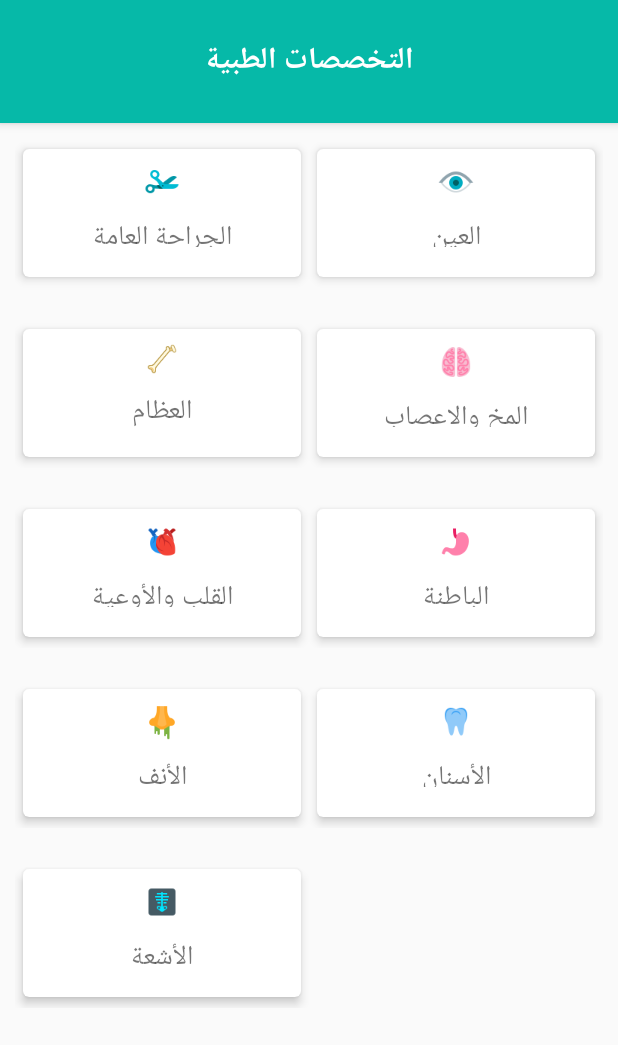
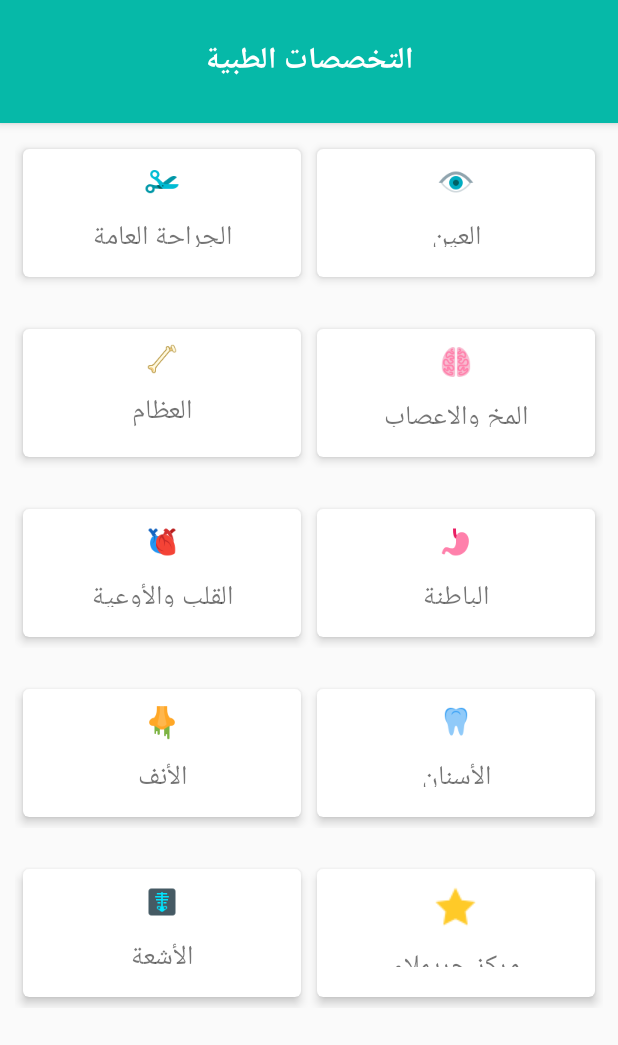
Before and after one commit to amagdy520/DoctorFounder, an Android app: the Custom screen opened directly, with no data from a screen before it, on a phone screen of 412 x 824 dp. Shown: the top 1045 px of the screen. Run offline under Robolectric (Android 15) with nearby library versions, the phone set to English and light mode, and no system bars.

Commit message:
Commit changes

```diff
--- a/app/src/main/java/com/find/doctor/Custom.java
+++ b/app/src/main/java/com/find/doctor/Custom.java
@@ -1,6 +1,7 @@
 package com.find.doctor;
 
 import android.content.Intent;
+import android.net.Uri;
 import android.support.v7.app.AppCompatActivity;
 import android.os.Bundle;
 import android.support.v7.widget.CardView;
@@ -52,6 +53,12 @@ public class Custom extends AppCompatActivity {
                 intent.putExtra("type","radiology");
                 startActivity(intent);
                 break;
+            case R.id.huraymala:
+                Uri gmmIntentUri = Uri.parse("google.streetview:cbll=25.1098486,46.0909536");
+                Intent mapIntent = new Intent(Intent.ACTION_VIEW, gmmIntentUri);
+                mapIntent.setPackage("com.google.android.apps.maps");
+                startActivity(mapIntent);
+                break;
         }
     }
 }
--- a/app/src/main/res/layout/activity_custom.xml
+++ b/app/src/main/res/layout/activity_custom.xml
@@ -389,6 +389,40 @@
                     </LinearLayout>
 
                 </android.support.v7.widget.CardView>
+                <android.support.v7.widget.CardView xmlns:card_view="http://schemas.android.com/apk/res-auto"
+                    android:id="@+id/huraymala"
+                    android:layout_width="0dp"
+                    android:layout_height="match_parent"
+                    android:layout_weight="1"
+                    android:padding="20dp"
+                    card_view:cardCornerRadius="4dp"
+                    card_view:cardElevation="4dp"
+                    card_view:cardUseCompatPadding="true"
+                    card_view:contentPadding="10dp"
+                    android:onClick="onClick">
+
+
+                    <LinearLayout
+                        android:layout_width="match_parent"
+                        android:layout_height="match_parent"
+                        android:gravity="center"
+                        android:orientation="vertical">
+
+                        <ImageView
+                            android:layout_width="wrap_content"
+                            android:layout_height="wrap_content"
+                            android:src="@drawable/star_30" />
+
+                        <TextView
+                            android:layout_width="match_parent"
+                            android:layout_height="wrap_content"
+                            android:layout_margin="10dp"
+                            android:gravity="center"
+                            android:text="مركز حريملاء"
+                            android:textSize="18sp" />
+                    </LinearLayout>
+
+                </android.support.v7.widget.CardView>
             </LinearLayout>
         </LinearLayout>
     </ScrollView>
```
